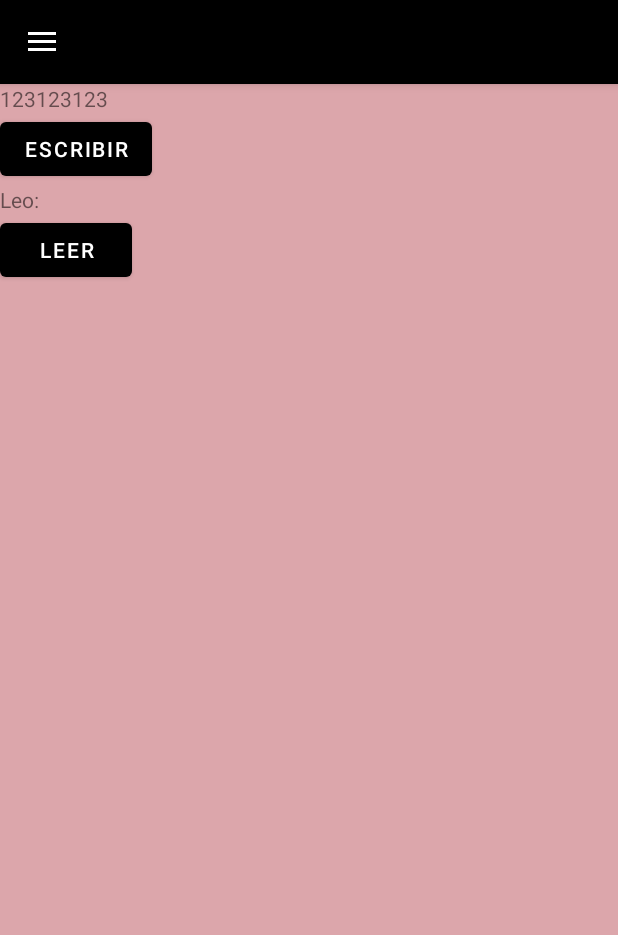
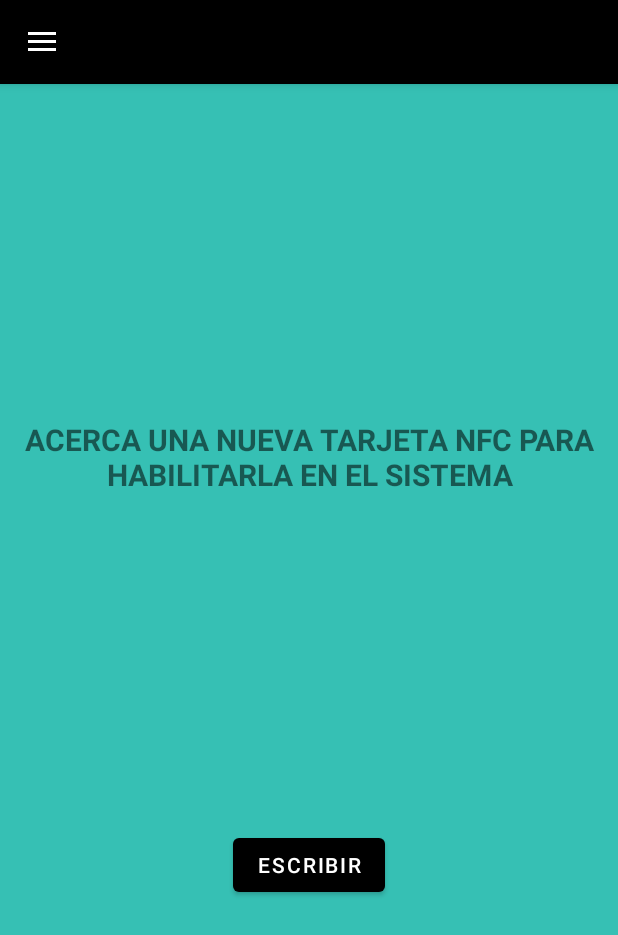
Before and after one commit to BraisBarboza/Portinas, an Android app: the MainActivity screen opened directly, with no data from a screen before it, in the side drawer, after a tap on "NFC", on a phone screen of 412 x 824 dp. Shown: the top 935 px of the screen. Run offline under Robolectric (Android 15) with nearby library versions, the phone set to English and light mode, and no system bars; our stand-ins replace ButterKnife, Firebase (no records; nobody signed in at launch, a user with empty details on screens opened directly); 1 statement that could not run was skipped.

Commit message:
NFC Done

```diff
--- a/app/src/main/java/com/example/portinas/NFCFragment.java
+++ b/app/src/main/java/com/example/portinas/NFCFragment.java
@@ -12,10 +12,13 @@ import android.nfc.NfcEvent;
 import android.nfc.Tag;
 import android.os.Bundle;
 import android.os.Parcelable;
+import android.text.Editable;
+import android.util.Log;
 import android.view.LayoutInflater;
 import android.view.View;
 import android.view.ViewGroup;
 import android.widget.Button;
+import android.widget.EditText;
 import android.widget.TextView;
 import android.widget.Toast;
 
@@ -23,29 +26,39 @@ import androidx.annotation.NonNull;
 import androidx.annotation.Nullable;
 import androidx.fragment.app.Fragment;
 
-import java.util.Random;
+import java.util.UUID;
+
 
 public class NFCFragment extends Fragment{
     private NFCFragment.onNFCFragmentInterface listener;
     Button writeButton;
-    TextView NFCWriteTextView;
     View view;
     @Nullable
     @Override
     public View onCreateView(@NonNull LayoutInflater inflater, @Nullable ViewGroup container, @Nullable Bundle savedInstanceState) {
         view = inflater.inflate(R.layout.fragment_nfc,container,false);
         writeButton = view.findViewById(R.id.NFC_button_write);
-        NFCWriteTextView = view.findViewById(R.id.nfc_tv_write);
         writeButton.setOnClickListener(new View.OnClickListener() {
             @Override
             public void onClick(View v) {
-                listener.onWriteNFCPressed(NFCWriteTextView.getText().toString());
+                listener.onWriteNFCPressed(UUID.randomUUID().toString());
+
             }
         });
         return view;
     }
     public interface onNFCFragmentInterface{
-        public void onWriteNFCPressed(String string);
+        public String onWriteNFCPressed(String string);
     }
+    @Override
+    public void onAttach(@NonNull Context context) {
+        super.onAttach(context);
+        try {
+            listener = (NFCFragment.onNFCFragmentInterface) context;
+        } catch (ClassCastException e) {
+            throw new ClassCastException(context.toString()
+                    + " implement createDatabase");
+        }
 
+    }
 }
--- a/app/src/main/res/layout/fragment_nfc.xml
+++ b/app/src/main/res/layout/fragment_nfc.xml
@@ -1,29 +1,35 @@
 <?xml version="1.0" encoding="utf-8"?>
-<LinearLayout xmlns:android="http://schemas.android.com/apk/res/android"
+<androidx.constraintlayout.widget.ConstraintLayout xmlns:android="http://schemas.android.com/apk/res/android"
+    xmlns:app="http://schemas.android.com/apk/res-auto"
+    xmlns:tools="http://schemas.android.com/tools"
+    android:id="@+id/frameLayout"
     android:layout_width="match_parent"
     android:layout_height="match_parent"
-    android:background="#DCA6AB"
+    android:background="@color/ic_launcher_background"
     android:orientation="vertical">
 
     <TextView
-        android:id="@+id/nfc_tv_write"
-        android:layout_width="match_parent"
+        android:id="@+id/NFC_information_panel"
+        android:layout_width="wrap_content"
         android:layout_height="wrap_content"
-        android:text="@string/nfc_default_tv_text" />
+        android:text="@string/NFC_information_panel"
+        android:textAlignment="center"
+        android:textAllCaps="true"
+        android:textSize="20sp"
+        android:textStyle="bold"
+        app:layout_constraintBottom_toTopOf="@+id/NFC_button_write"
+        app:layout_constraintEnd_toEndOf="parent"
+        app:layout_constraintStart_toStartOf="parent"
+        app:layout_constraintTop_toTopOf="parent" />
 
     <Button
         android:id="@+id/NFC_button_write"
         android:layout_width="wrap_content"
         android:layout_height="wrap_content"
-        android:text="@string/nfc_button_write" />
-    <TextView
-        android:id="@+id/nfc_tv_read"
-        android:layout_width="match_parent"
-        android:layout_height="wrap_content"
-        android:text="@string/nfc_default_tv_text_read" />
-    <Button
-        android:id="@+id/NFC_button_read"
-        android:layout_width="wrap_content"
-        android:layout_height="wrap_content"
-        android:text="@string/nfc_button_read" />
-</LinearLayout>
+        android:text="@string/nfc_button_write"
+        app:layout_constraintBottom_toBottomOf="parent"
+        app:layout_constraintEnd_toEndOf="parent"
+        app:layout_constraintStart_toStartOf="parent"
+        app:layout_constraintTop_toBottomOf="@+id/NFC_information_panel" />
+
+</androidx.constraintlayout.widget.ConstraintLayout>
--- a/app/src/main/res/values/strings.xml
+++ b/app/src/main/res/values/strings.xml
@@ -37,6 +37,7 @@
     <string name="nfc_error_detected">No se han encontrado dispositivos NFC</string>
     <string name="nfc_write_success">Enviado Correctamente</string>
     <string name="nfc_write_error">No se pudo escribir</string>
+    <string name="NFC_information_panel">Acerca una nueva tarjeta NFC para habilitarla en el sistema</string>
 
 
 </resources>
```
Also changed, not shown: app/src/main/java/com/example/portinas/MainActivity.java (+120 -58 lines).
